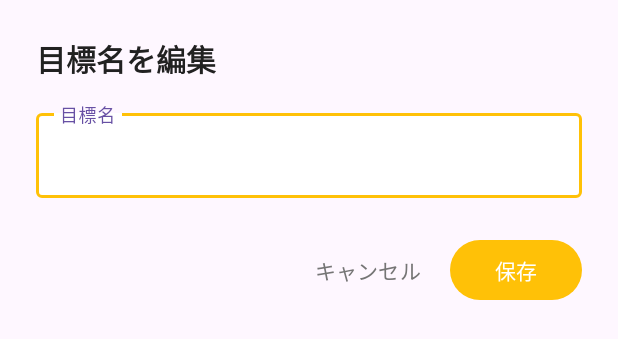
After one commit to aia178/2ykojin, an Android app: the layout dialog_edit_goal_name.xml on its own in the app's theme, with its tools: preview values and no code run, on a phone screen of 412 x 824 dp. The commit adds this screen. Shown: the top 339 px of the screen. Run offline under Robolectric (Android 15) with nearby library versions, the phone set to English and light mode, and no system bars.

Commit message:
no message

```diff
--- /dev/null
+++ b/IotChokinApp/app/src/main/res/layout/dialog_edit_goal_name.xml
@@ -0,0 +1,58 @@
+<?xml version="1.0" encoding="utf-8"?>
+<LinearLayout xmlns:android="http://schemas.android.com/apk/res/android"
+    xmlns:app="http://schemas.android.com/apk/res-auto"
+    android:layout_width="match_parent"
+    android:layout_height="wrap_content"
+    android:orientation="vertical"
+    android:padding="24dp">
+
+    <TextView
+        android:layout_width="wrap_content"
+        android:layout_height="wrap_content"
+        android:text="目標名を編集"
+        android:textColor="#212121"
+        android:textSize="20sp"
+        android:textStyle="bold"
+        android:layout_marginBottom="16dp" />
+
+    <com.google.android.material.textfield.TextInputLayout
+        android:layout_width="match_parent"
+        android:layout_height="wrap_content"
+        android:hint="目標名"
+        app:boxBackgroundColor="#FFFFFF"
+        app:boxStrokeColor="#FFC107">
+
+        <com.google.android.material.textfield.TextInputEditText
+            android:id="@+id/etEditGoalName"
+            android:layout_width="match_parent"
+            android:layout_height="wrap_content"
+            android:inputType="text"
+            android:maxLines="2"
+            android:maxLength="100" />
+    </com.google.android.material.textfield.TextInputLayout>
+
+    <LinearLayout
+        android:layout_width="match_parent"
+        android:layout_height="wrap_content"
+        android:layout_marginTop="24dp"
+        android:orientation="horizontal"
+        android:gravity="end">
+
+        <com.google.android.material.button.MaterialButton
+            android:id="@+id/btnDialogCancel"
+            style="@style/Widget.Material3.Button.TextButton"
+            android:layout_width="wrap_content"
+            android:layout_height="wrap_content"
+            android:text="キャンセル"
+            android:textColor="#757575"
+            android:layout_marginEnd="8dp" />
+
+        <com.google.android.material.button.MaterialButton
+            android:id="@+id/btnDialogSave"
+            android:layout_width="wrap_content"
+            android:layout_height="wrap_content"
+            android:text="保存"
+            app:backgroundTint="#FFC107"
+            android:textColor="#FFFFFF" />
+    </LinearLayout>
+</LinearLayout>
```
Also changed, not shown: IotChokinApp/app/src/main/java/ecccomp/s2240195/iotchokinapp/NewGoalActivity.kt (+31 -2 lines).
